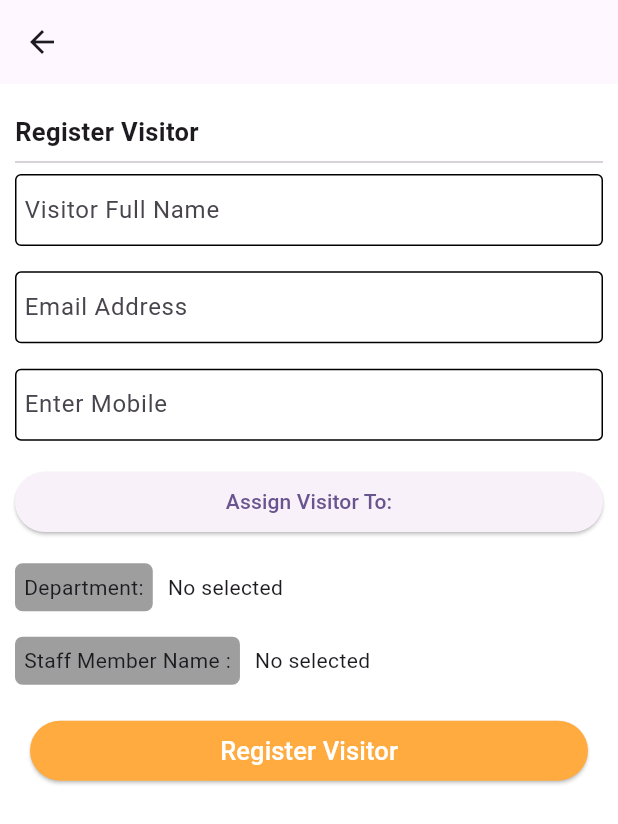
After one commit to zuberypima/visitors-manager, a Flutter app: the RegisterNewVisitor screen opened directly, on a phone screen of 412 x 824 dp. The commit adds this screen. Shown: the top 824 px of the screen. Run offline on Flutter 3.47's test engine with Material 3 defaults, Android fonts, the phone set to English and light mode, and no system bars; our stand-ins replace cloud_firestore, firebase_auth, firebase_core, get, shared_preferences; accounts and stored records are empty.

Commit message:
registor visitors done

```diff
--- a/lib/screens/mobileView/allStaffMobileView.dart
+++ b/lib/screens/mobileView/allStaffMobileView.dart
@@ -28,7 +28,7 @@ class _ViewAllStaffMembersState extends State<ViewAllStaffMembers> {
                 popScreen(StaffRegForm(
                     selectedDepartment: widget.selectedDepartment));
               },
-              icon: Icon(Icons.add))
+              icon:const Icon(Icons.add))
         ],
       ),
       body: StreamBuilder<QuerySnapshot>(
--- a/lib/screens/mobileView/departmentMobileView.dart
+++ b/lib/screens/mobileView/departmentMobileView.dart
@@ -29,7 +29,9 @@ class _DepartmentmobileviewState extends State<Departmentmobileview> {
             }
 
             if (snapshot.connectionState == ConnectionState.waiting) {
-              return Text("Loading");
+              return Center(
+                child: CircularProgressIndicator(),
+              );
             }
 
             return ListView(
--- /dev/null
+++ b/lib/screens/mobileView/registerNewVisitor.dart
@@ -0,0 +1,149 @@
+import 'package:flutter/material.dart';
+import 'package:provider/provider.dart';
+import 'package:visitors/screens/provider/dataSelectedPRovider.dart';
+import 'package:visitors/services/assignVisitor.dart';
+import 'package:visitors/services/dataSaver.dart';
+import 'package:visitors/widget/big_text.dart';
+import 'package:visitors/widget/textFormField.dart';
+import 'package:visitors/widget/utils/dimensions.dart';
+
+import '../../widget/formOne.dart';
+
+//  Registernewvisitor
+//extends StatefulWidget {
+
+class RegisterNewVisitor extends StatefulWidget {
+  const RegisterNewVisitor({super.key});
+  @override
+  State<RegisterNewVisitor> createState() => _RegisterNewVisitorState();
+}
+
+TextEditingController fullNameController = TextEditingController();
+TextEditingController emailController = TextEditingController();
+TextEditingController mobileController = TextEditingController();
+
+class _RegisterNewVisitorState extends State<RegisterNewVisitor> {
+  @override
+  Widget build(BuildContext context) {
+    final provider = Provider.of<DataSelectedProviders>(context);
+    return Scaffold(
+      appBar: AppBar(),
+      body: Container(
+        width: MediaQuery.of(context).size.width,
+        height: MediaQuery.of(context).size.height,
+        color: Colors.white,
+        child: Padding(
+          padding: const EdgeInsets.only(left: 10, right: 10, top: 20),
+          child: ListView(
+            children: [
+              Text(
+                "Register Visitor",
+                style: TextStyle(fontSize: 17, fontWeight: FontWeight.w600),
+              ),
+              Divider(),
+              CustomTextFormFieldOne(
+                  hintText: "Visitor Full Name",
+                  nameControler: fullNameController),
+              SizedBox(height: Dimensions.height20(context)),
+
+              // Email reciew
+              CustomTextFormFieldOne(
+                  hintText: "Email Address", nameControler: emailController),
+
+              SizedBox(height: Dimensions.height20(context)),
+
+              // Mobile Number recieve
+              CustomTextFormFieldOne(
+                  hintText: "Enter Mobile", nameControler: mobileController),
+
+              SizedBox(height: Dimensions.height20(context)),
+              ElevatedButton(
+                  onPressed: () {
+                    AssingVisitors().selectDepartMent(context);
+                  },
+                  child: Text("Assign Visitor To:")),
+              SizedBox(height: Dimensions.height20(context)),
+              Row(
+                children: [
+                  Container(
+                      decoration: BoxDecoration(
+                          color: Colors.grey,
+                          border: Border.all(color: Colors.grey),
+                          borderRadius: BorderRadius.circular(5)),
+                      child: Center(
+                        child: Padding(
+                          padding: const EdgeInsets.all(5),
+                          child: Text(
+                            "Department:",
+                          ),
+                        ),
+                      )),
+                  SizedBox(
+                    width: 10,
+                  ),
+                  Text(provider.selectedDepartment),
+                ],
+              ),
+              SizedBox(height: Dimensions.height20(context)),
+              Row(
+                children: [
+                  Container(
+                      decoration: BoxDecoration(
+                          color: Colors.grey,
+                          border: Border.all(color: Colors.grey),
+                          borderRadius: BorderRadius.circular(5)),
+                      child: Center(
+                        child: Padding(
+                          padding: const EdgeInsets.all(5),
+                          child: Text(
+                            "Staff Member Name :",
+                          ),
+                        ),
+                      )),
+                  SizedBox(
+                    width: 10,
+                  ),
+                  Text(provider.selectedStaffMember),
+                ],
+              ),
+
+              Padding(
+                padding: const EdgeInsets.only(left: 10, right: 10, top: 20),
+                child: SizedBox(
+                  width: MediaQuery.of(context).size.width,
+                  child: ElevatedButton(
+                      style: ElevatedButton.styleFrom(
+                        backgroundColor: Colors.orangeAccent,
+                      ),
+                      onPressed: () {
+                        DataSever()
+                            .addVisitor(
+                          fullNameController.text,
+                          emailController.text,
+                          mobileController.text,
+                        )
+                            .then((value) {
+                          DataSever().registerVisitor_to_Department(
+                              fullNameController.text,
+                              emailController.text,
+                              mobileController.text,
+                              provider.selectedDepartment,
+                              provider.selectedStaffMember,
+                              "CheckIn");
+                          Navigator.pop(context);
+                        });
+                      },
+                      child: Text(
+                        "Register Visitor",
+                        style: TextStyle(color: Colors.white, fontSize: 17),
+                      )),
+                ),
+              ),
+              const SizedBox(width: 20),
+            ],
+          ),
+        ),
+      ),
+    );
+  }
+}
```
Also changed, not shown: lib/screens/mobileView/menuScreen.dart (+9 -1 lines), lib/screens/mobileView/mobileVisitorsView.dart (+30 -5 lines), lib/signup/forgot_password_page.dart (deleted, +0 -126 lines).
